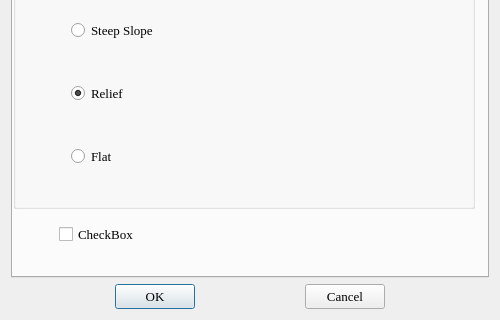
Above: cloudtool/plugins/csfplugin.ui from Libaocheng3811/CloudTool2 before the change; both pictures show x 0 to 500 and y 280 to 600 of the 500 by 600 pixel window. Below: the same form after it.
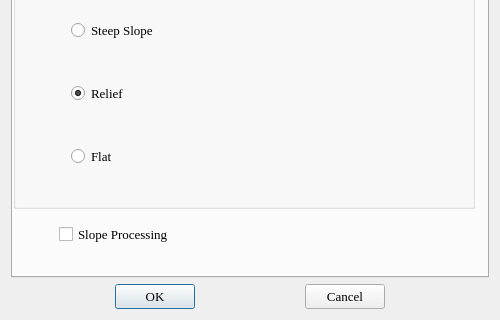
That is the form after the change. Icons and pictures are not drawn.

What changed in the file:
```diff
--- a/cloudtool/plugins/csfplugin.ui
+++ b/cloudtool/plugins/csfplugin.ui
@@ -327,7 +327,7 @@
              </size>
             </property>
             <property name="text">
-             <string>CheckBox</string>
+             <string>Slope Processing</string>
             </property>
            </widget>
           </item>
```
